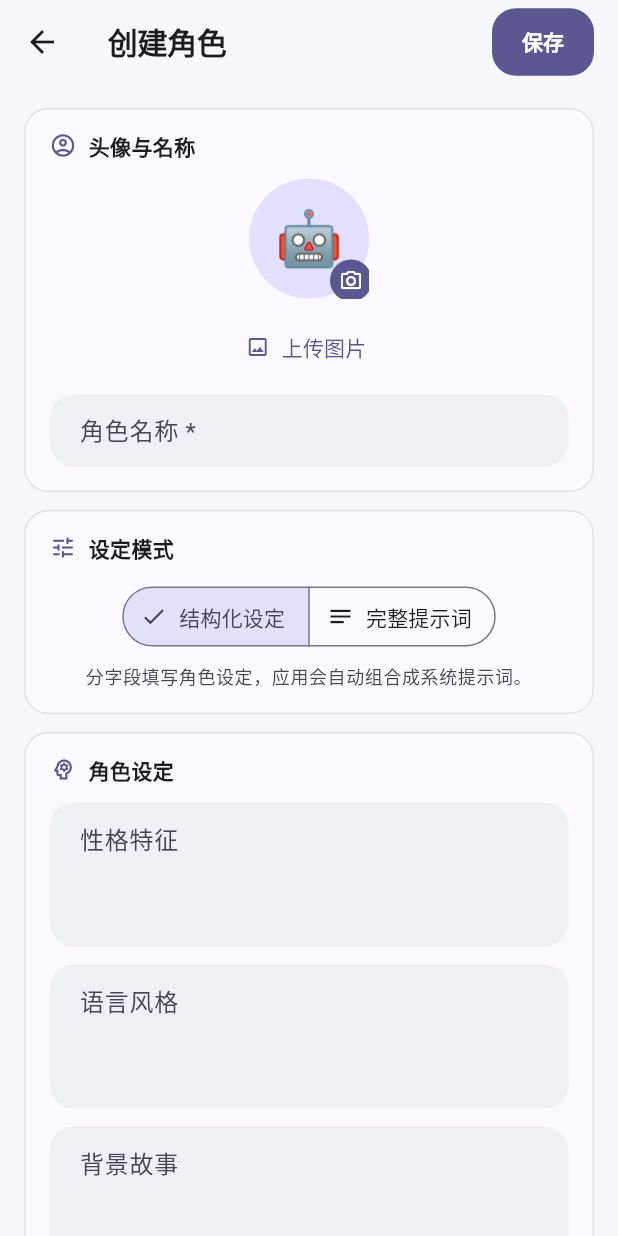
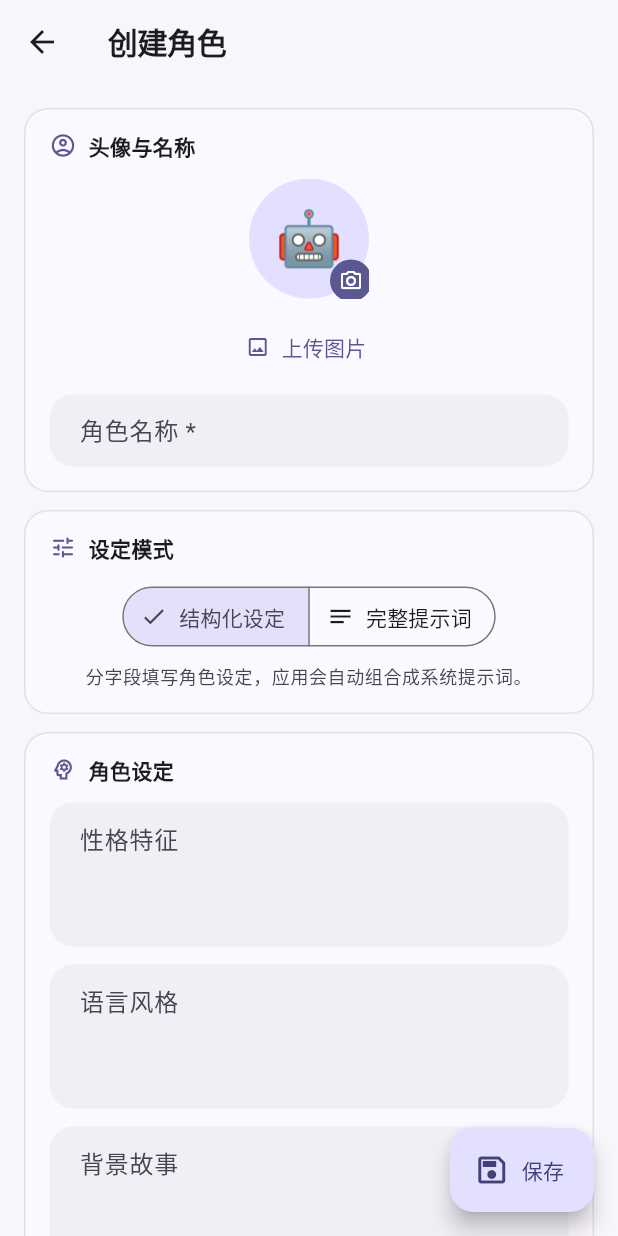
Before and after one commit to yonglanws/MewMew, a Flutter app: the PersonaPage screen opened directly, after a tap on "创建角色", on a phone screen of 412 x 824 dp. Run offline on Flutter 3.47's test engine with Material 3 defaults, Android fonts, the phone set to English and light mode, and no system bars; our stand-ins replace flutter_markdown, image_picker, share_plus, shared_preferences; accounts and stored records are empty.

Commit message:
feat: move settings actions to bottom buttons

```diff
--- a/lib/pages/persona_page.dart
+++ b/lib/pages/persona_page.dart
@@ -21,18 +21,14 @@ class PersonaPage extends StatelessWidget {
   Widget build(BuildContext context) {
     final state = context.watch<AppState>();
     return Scaffold(
-      appBar: AppBar(
-        title: const Text('人格设定'),
-        actions: [
-          IconButton(
-            icon: const Icon(Icons.add_rounded),
-            tooltip: '创建角色',
-            onPressed: () => _openEditor(context),
-          ),
-        ],
+      appBar: AppBar(title: const Text('人格设定')),
+      floatingActionButton: FloatingActionButton.extended(
+        onPressed: () => _openEditor(context),
+        icon: const Icon(Icons.add_rounded),
+        label: const Text('创建角色'),
       ),
       body: state.personas.isEmpty
-          ? _EmptyState(onCreate: () => _openEditor(context))
+          ? const _EmptyState()
           : ListView.separated(
               padding: const EdgeInsets.fromLTRB(16, 12, 16, 96),
               cacheExtent: 500,
@@ -91,8 +87,7 @@ class PersonaPage extends StatelessWidget {
 }
 
 class _EmptyState extends StatelessWidget {
-  final VoidCallback onCreate;
-  const _EmptyState({required this.onCreate});
+  const _EmptyState();
 
   @override
   Widget build(BuildContext context) {
@@ -128,12 +123,6 @@ class _EmptyState extends StatelessWidget {
               '创建一个角色，设定性格与风格\n即可开始专属对话',
               textAlign: TextAlign.center,
               style: TextStyle(color: cs.outline, height: 1.5),
-            ),
-            const SizedBox(height: 24),
-            FilledButton.icon(
-              onPressed: onCreate,
-              icon: const Icon(Icons.add_rounded),
-              label: const Text('创建角色'),
             ),
           ],
         ),
@@ -413,17 +402,16 @@ class _PersonaEditorPageState extends State<PersonaEditorPage> {
   Widget build(BuildContext context) {
     final cs = Theme.of(context).colorScheme;
     return Scaffold(
-      appBar: AppBar(
-        title: Text(widget.persona == null ? '创建角色' : '编辑角色'),
-        actions: [
-          FilledButton(onPressed: _save, child: const Text('保存')),
-          const SizedBox(width: 16),
-        ],
+      appBar: AppBar(title: Text(widget.persona == null ? '创建角色' : '编辑角色')),
+      floatingActionButton: FloatingActionButton.extended(
+        onPressed: _save,
+        icon: const Icon(Icons.save_outlined),
+        label: const Text('保存'),
       ),
       body: Form(
         key: _formKey,
         child: ListView(
-          padding: const EdgeInsets.fromLTRB(16, 16, 16, 40),
+          padding: const EdgeInsets.fromLTRB(16, 16, 16, 104),
           children: [
             // —— 头像区 ——
             _SectionCard(
```
Also changed, not shown: lib/pages/sticker_management_page.dart (+65 -40 lines), 2 other files.
